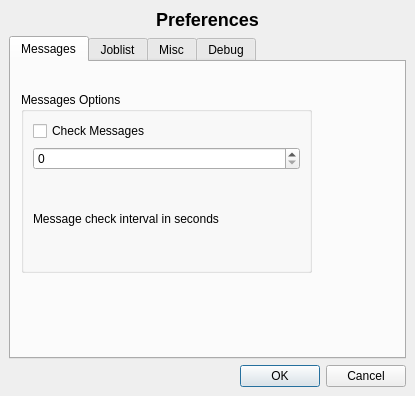
Before: the Qt Designer form bacula/src/qt-console/prefs.ui in rkorzeniewski/bacula, drawn with Qt 5.
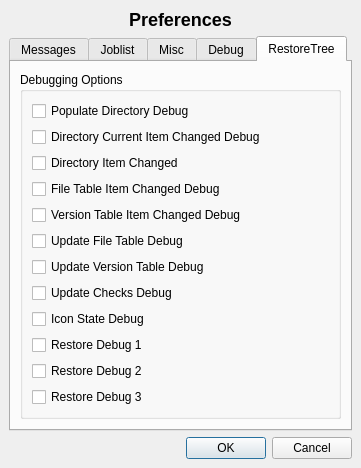
After: the same form once the commit is applied. The open tabs and pages were chosen to show the change. Icons and pictures are not drawn.

Patch:
```diff
--- a/bacula/src/qt-console/prefs.ui
+++ b/bacula/src/qt-console/prefs.ui
@@ -5,8 +5,8 @@
    <rect>
     <x>0</x>
     <y>0</y>
-    <width>415</width>
-    <height>396</height>
+    <width>361</width>
+    <height>452</height>
    </rect>
   </property>
   <property name="sizePolicy" >
@@ -39,15 +39,15 @@
       <attribute name="title" >
        <string>Messages</string>
       </attribute>
+      <layout class="QGridLayout" >
+       <property name="margin" >
+        <number>9</number>
+       </property>
+       <property name="spacing" >
+        <number>6</number>
+       </property>
+       <item row="0" column="0" >
       <widget class="QGroupBox" name="groupBox" >
-       <property name="geometry" >
-        <rect>
-         <x>10</x>
-         <y>30</y>
-         <width>291</width>
-         <height>181</height>
-        </rect>
-       </property>
        <property name="sizePolicy" >
         <sizepolicy>
          <hsizetype>5</hsizetype>
@@ -89,20 +89,22 @@
         </item>
        </layout>
       </widget>
+       </item>
+      </layout>
      </widget>
      <widget class="QWidget" name="tab_2" >
       <attribute name="title" >
        <string>Joblist</string>
       </attribute>
+      <layout class="QGridLayout" >
+       <property name="margin" >
+        <number>9</number>
+       </property>
+       <property name="spacing" >
+        <number>6</number>
+       </property>
+       <item row="0" column="0" >
       <widget class="QGroupBox" name="groupBox_2" >
-       <property name="geometry" >
-        <rect>
-         <x>9</x>
-         <y>62</y>
-         <width>301</width>
-         <height>146</height>
-        </rect>
-       </property>
        <property name="sizePolicy" >
         <sizepolicy>
          <hsizetype>5</hsizetype>
@@ -173,6 +175,8 @@
         </item>
        </layout>
       </widget>
+       </item>
+      </layout>
      </widget>
      <widget class="QWidget" name="tab_4" >
       <attribute name="title" >
@@ -181,43 +185,45 @@
       <widget class="QGroupBox" name="groupBox_4" >
        <property name="geometry" >
         <rect>
-         <x>30</x>
-         <y>50</y>
-         <width>201</width>
-         <height>81</height>
+         <x>70</x>
+         <y>120</y>
+         <width>190</width>
+         <height>55</height>
         </rect>
        </property>
        <property name="title" >
         <string>Context Sensitive List Commands</string>
        </property>
+       <layout class="QGridLayout" >
+        <property name="margin" >
+         <number>9</number>
+        </property>
+        <property name="spacing" >
+         <number>6</number>
+        </property>
+        <item row="0" column="0" >
        <widget class="QCheckBox" name="executeLongCheckBox" >
-        <property name="geometry" >
-         <rect>
-          <x>10</x>
-          <y>20</y>
-          <width>161</width>
-          <height>19</height>
-         </rect>
-        </property>
         <property name="text" >
          <string>Execute Long List</string>
         </property>
        </widget>
+        </item>
+       </layout>
       </widget>
      </widget>
      <widget class="QWidget" name="tab_3" >
       <attribute name="title" >
        <string>Debug</string>
       </attribute>
+      <layout class="QGridLayout" >
+       <property name="margin" >
+        <number>9</number>
+       </property>
+       <property name="spacing" >
+        <number>6</number>
+       </property>
+       <item row="0" column="0" >
       <widget class="QGroupBox" name="groupBox_3" >
-       <property name="geometry" >
-        <rect>
-         <x>20</x>
-         <y>40</y>
-         <width>271</width>
-         <height>181</height>
-        </rect>
-       </property>
        <property name="sizePolicy" >
         <sizepolicy>
          <hsizetype>5</hsizetype>
@@ -229,15 +235,14 @@
        <property name="title" >
         <string>Debugging Options</string>
        </property>
-       <widget class="QWidget" name="layoutWidget_2" >
-        <property name="geometry" >
-         <rect>
-          <x>10</x>
-          <y>21</y>
-          <width>241</width>
-          <height>131</height>
-         </rect>
-        </property>
+         <layout class="QGridLayout" >
+          <property name="margin" >
+           <number>9</number>
+          </property>
+          <property name="spacing" >
+           <number>6</number>
+          </property>
+          <item row="0" column="0" >
         <layout class="QGridLayout" >
          <property name="margin" >
           <number>0</number>
@@ -281,9 +286,152 @@
           </widget>
          </item>
         </layout>
-       </widget>
-      </widget>
-     </widget>
+          </item>
+         </layout>
+        </widget>
+       </item>
+      </layout>
+     </widget>
+     <widget class="QWidget" name="tab_5" >
+      <attribute name="title" >
+       <string>RestoreTree</string>
+      </attribute>
+      <layout class="QGridLayout" >
+       <property name="margin" >
+        <number>9</number>
+       </property>
+       <property name="spacing" >
+        <number>6</number>
+       </property>
+       <item row="0" column="0" >
+        <widget class="QGroupBox" name="groupBox_5" >
+         <property name="sizePolicy" >
+          <sizepolicy>
+           <hsizetype>5</hsizetype>
+           <vsizetype>0</vsizetype>
+           <horstretch>0</horstretch>
+           <verstretch>0</verstretch>
+          </sizepolicy>
+         </property>
+         <property name="title" >
+          <string>Debugging Options</string>
+         </property>
+         <layout class="QGridLayout" >
+          <property name="margin" >
+           <number>9</number>
+          </property>
+          <property name="spacing" >
+           <number>6</number>
+          </property>
+          <item row="0" column="0" >
+           <layout class="QGridLayout" >
+            <property name="margin" >
+             <number>0</number>
+            </property>
+            <property name="spacing" >
+             <number>6</number>
+            </property>
+            <item row="10" column="0" >
+             <widget class="QCheckBox" name="rtRestore2CheckBox" >
+              <property name="text" >
+               <string>Restore Debug 2</string>
+              </property>
+             </widget>
+            </item>
+            <item row="2" column="0" >
+             <widget class="QCheckBox" name="rtDirICCheckBox" >
+              <property name="text" >
+               <string>Directory Item Changed</string>
+              </property>
+             </widget>
+            </item>
+            <item row="9" column="0" >
+             <widget class="QCheckBox" name="rtRestore1CheckBox" >
+              <property name="text" >
+               <string>Restore Debug 1</string>
+              </property>
+             </widget>
+            </item>
+            <item row="1" column="0" >
+             <widget class="QCheckBox" name="rtDirCurICCheckBox" >
+              <property name="text" >
+               <string>Directory Current Item Changed Debug</string>
+              </property>
+             </widget>
+            </item>
+            <item row="5" column="0" >
+             <widget class="QCheckBox" name="rtUpdateFTCheckBox" >
+              <property name="text" >
+               <string>Update File Table Debug</string>
+              </property>
+             </widget>
+            </item>
+            <item row="4" column="0" >
+             <widget class="QCheckBox" name="rtVerTabICCheckBox" >
+              <property name="text" >
+               <string>Version Table Item Changed Debug</string>
+              </property>
+             </widget>
+            </item>
+            <item row="3" column="0" >
+             <widget class="QCheckBox" name="rtFileTabICCheckBox" >
+              <property name="text" >
+               <string>File Table Item Changed Debug</string>
+              </property>
+             </widget>
+            </item>
+            <item row="8" column="0" >
+             <widget class="QCheckBox" name="rtIconStateCheckBox" >
+              <property name="text" >
+               <string>Icon State Debug</string>
+              </property>
+             </widget>
+            </item>
+            <item row="7" column="0" >
+             <widget class="QCheckBox" name="rtChecksCheckBox" >
+              <property name="text" >
+               <string>Update Checks Debug</string>
+              </property>
+             </widget>
+            </item>
+            <item row="11" column="0" >
+             <widget class="QCheckBox" name="rtRestore3CheckBox" >
+              <property name="text" >
+               <string>Restore Debug 3</string>
+              </property>
+             </widget>
+            </item>
+            <item row="6" column="0" >
+             <widget class="QCheckBox" name="rtUpdateVTCheckBox" >
+              <property name="text" >
+               <string>Update Version Table Debug</string>
+              </property>
+             </widget>
+            </item>
+            <item row="0" column="0" >
+             <widget class="QCheckBox" name="rtPopDirCheckBox" >
+              <property name="text" >
+               <string>Populate Directory Debug</string>
+              </property>
+             </widget>
+            </item>
+           </layout>
+          </item>
+         </layout>
+        </widget>
+       </item>
+      </layout>
+     </widget>
+    </widget>
+   </item>
+   <item row="2" column="0" >
+    <widget class="QDialogButtonBox" name="buttonBox" >
+     <property name="orientation" >
+      <enum>Qt::Horizontal</enum>
+     </property>
+     <property name="standardButtons" >
+      <set>QDialogButtonBox::Cancel|QDialogButtonBox::NoButton|QDialogButtonBox::Ok</set>
+     </property>
     </widget>
    </item>
    <item row="0" column="0" >
@@ -337,16 +485,6 @@
      </item>
     </layout>
    </item>
-   <item row="2" column="0" >
-    <widget class="QDialogButtonBox" name="buttonBox" >
-     <property name="orientation" >
-      <enum>Qt::Horizontal</enum>
-     </property>
-     <property name="standardButtons" >
-      <set>QDialogButtonBox::Cancel|QDialogButtonBox::NoButton|QDialogButtonBox::Ok</set>
-     </property>
-    </widget>
-   </item>
   </layout>
  </widget>
  <resources/>
```
Lines whose indentation alone changed are shown as unchanged.
